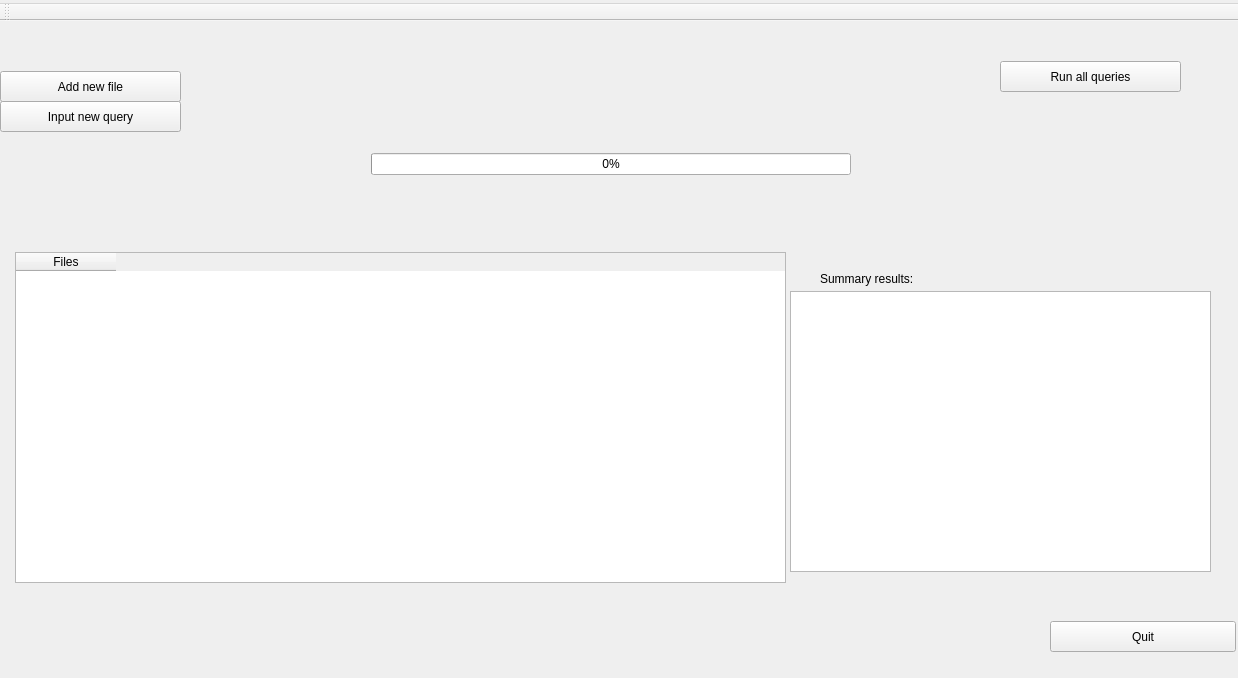
Old version of the form Helix/GUI/mainwindow.ui in the repository evertheylen/TA_TO.
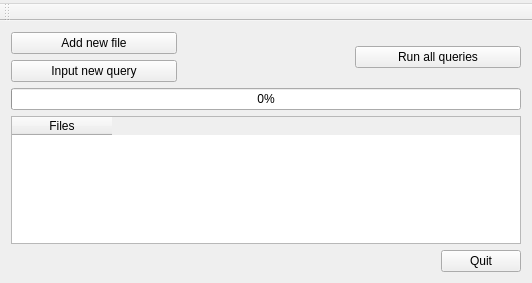
New version of the form. Icons and pictures are not drawn.

```diff
--- a/Helix/GUI/mainwindow.ui
+++ b/Helix/GUI/mainwindow.ui
@@ -6,8 +6,8 @@
    <rect>
     <x>0</x>
     <y>0</y>
-    <width>1238</width>
-    <height>678</height>
+    <width>532</width>
+    <height>283</height>
    </rect>
   </property>
   <property name="maximumSize">
@@ -20,15 +20,13 @@
    <string>MainWindow</string>
   </property>
   <widget class="QWidget" name="centralWidget">
+   <layout class="QGridLayout" name="gridLayout">
+    <item row="0" column="0">
+     <layout class="QHBoxLayout" name="horizontalLayout">
+      <item>
+       <layout class="QVBoxLayout" name="verticalLayout">
+        <item>
    <widget class="QPushButton" name="pushButton">
-    <property name="geometry">
-     <rect>
-      <x>0</x>
-      <y>50</y>
-      <width>181</width>
-      <height>31</height>
-     </rect>
-    </property>
     <property name="styleSheet">
      <string notr="true"/>
     </property>
@@ -36,40 +34,9 @@
      <string>Add new file</string>
     </property>
    </widget>
-   <widget class="QPushButton" name="quitprogram">
-    <property name="geometry">
-     <rect>
-      <x>1050</x>
-      <y>600</y>
-      <width>186</width>
-      <height>31</height>
-     </rect>
-    </property>
-    <property name="sizePolicy">
-     <sizepolicy hsizetype="Fixed" vsizetype="Fixed">
-      <horstretch>0</horstretch>
-      <verstretch>0</verstretch>
-     </sizepolicy>
-    </property>
-    <property name="autoFillBackground">
-     <bool>true</bool>
-    </property>
-    <property name="styleSheet">
-     <string notr="true"/>
-    </property>
-    <property name="text">
-     <string>Quit</string>
-    </property>
-   </widget>
+        </item>
+        <item>
    <widget class="QPushButton" name="addtestbutton">
-    <property name="geometry">
-     <rect>
-      <x>0</x>
-      <y>80</y>
-      <width>181</width>
-      <height>31</height>
-     </rect>
-    </property>
     <property name="styleSheet">
      <string notr="true"/>
     </property>
@@ -77,73 +44,15 @@
      <string>Input new query</string>
     </property>
    </widget>
-   <widget class="QPushButton" name="runtests">
-    <property name="geometry">
-     <rect>
-      <x>1000</x>
-      <y>40</y>
-      <width>181</width>
-      <height>31</height>
-     </rect>
-    </property>
-    <property name="text">
-     <string>Run all queries</string>
-    </property>
-   </widget>
-   <widget class="QLabel" name="label_2">
-    <property name="geometry">
-     <rect>
-      <x>820</x>
-      <y>250</y>
-      <width>121</width>
-      <height>16</height>
-     </rect>
-    </property>
-    <property name="text">
-     <string>Summary results:</string>
-    </property>
-   </widget>
-   <widget class="QTextBrowser" name="textBrowser">
-    <property name="geometry">
-     <rect>
-      <x>790</x>
-      <y>270</y>
-      <width>421</width>
-      <height>281</height>
-     </rect>
-    </property>
-   </widget>
-   <widget class="QTableWidget" name="tableWidget">
-    <property name="geometry">
-     <rect>
-      <x>15</x>
-      <y>231</y>
-      <width>771</width>
-      <height>331</height>
-     </rect>
-    </property>
-    <column>
-     <property name="text">
-      <string>Files</string>
-     </property>
-    </column>
-   </widget>
-   <widget class="QWidget" name="">
-    <property name="geometry">
-     <rect>
-      <x>360</x>
-      <y>10</y>
-      <width>502</width>
-      <height>183</height>
-     </rect>
-    </property>
-    <layout class="QVBoxLayout" name="verticalLayout">
+        </item>
+       </layout>
+      </item>
      <item>
       <widget class="QLabel" name="helixlogo">
        <property name="maximumSize">
         <size>
-         <width>500</width>
-         <height>150</height>
+          <width>250</width>
+          <height>75</height>
         </size>
        </property>
        <property name="text">
@@ -157,22 +66,69 @@
        </property>
       </widget>
      </item>
-     <item alignment="Qt::AlignVCenter">
+      <item>
+       <widget class="QPushButton" name="runtests">
+        <property name="text">
+         <string>Run all queries</string>
+        </property>
+       </widget>
+      </item>
+     </layout>
+    </item>
+    <item row="1" column="0">
       <widget class="QProgressBar" name="progressBar">
        <property name="value">
         <number>0</number>
        </property>
       </widget>
      </item>
-    </layout>
-   </widget>
+    <item row="2" column="0">
+     <widget class="QTableWidget" name="tableWidget">
+      <column>
+       <property name="text">
+        <string>Files</string>
+       </property>
+      </column>
+     </widget>
+    </item>
+    <item row="3" column="0">
+     <layout class="QHBoxLayout" name="horizontalLayout_2">
+      <item>
+       <widget class="QLabel" name="label">
+        <property name="text">
+         <string/>
+        </property>
+       </widget>
+      </item>
+      <item>
+       <widget class="QPushButton" name="quitprogram">
+        <property name="sizePolicy">
+         <sizepolicy hsizetype="Fixed" vsizetype="Fixed">
+          <horstretch>0</horstretch>
+          <verstretch>0</verstretch>
+         </sizepolicy>
+        </property>
+        <property name="autoFillBackground">
+         <bool>true</bool>
+        </property>
+        <property name="styleSheet">
+         <string notr="true"/>
+        </property>
+        <property name="text">
+         <string>Quit</string>
+        </property>
+       </widget>
+      </item>
+     </layout>
+    </item>
+   </layout>
   </widget>
   <widget class="QMenuBar" name="menuBar">
    <property name="geometry">
     <rect>
      <x>0</x>
      <y>0</y>
-     <width>1238</width>
+     <width>532</width>
      <height>25</height>
     </rect>
    </property>
```
Lines whose indentation alone changed are shown as unchanged.
